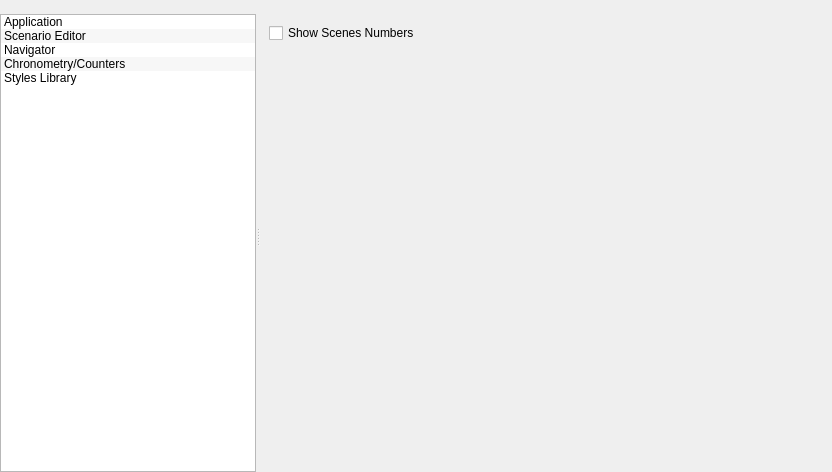
dimkanovikov/KITScenarist, file src/bin/Scenarist/UserInterfaceLayer/Settings/SettingsView.ui: the form before one commit.
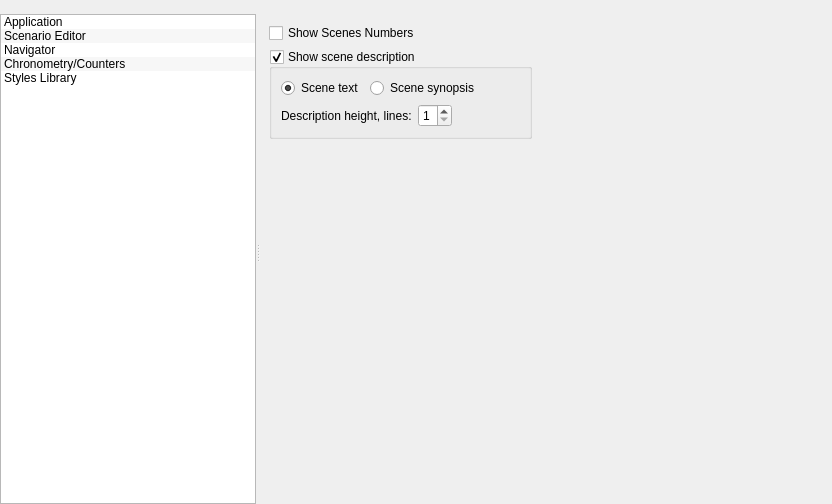
The form after the commit. The open tabs and pages were chosen to show the change. Icons and pictures are not drawn.

What changed in the file:
```diff
--- a/src/bin/Scenarist/UserInterfaceLayer/Settings/SettingsView.ui
+++ b/src/bin/Scenarist/UserInterfaceLayer/Settings/SettingsView.ui
@@ -7,7 +7,7 @@
     <x>0</x>
     <y>0</y>
     <width>832</width>
-    <height>472</height>
+    <height>504</height>
    </rect>
   </property>
   <property name="windowTitle">
@@ -1194,7 +1194,7 @@
                 </property>
                </widget>
               </item>
-              <item row="1" column="0">
+              <item row="2" column="0">
                <spacer name="verticalSpacer_3">
                 <property name="orientation">
                  <enum>Qt::Vertical</enum>
@@ -1207,6 +1207,105 @@
                 </property>
                </spacer>
               </item>
+              <item row="1" column="0">
+               <widget class="QGroupBox" name="showSceneDescription">
+                <property name="sizePolicy">
+                 <sizepolicy hsizetype="Fixed" vsizetype="Preferred">
+                  <horstretch>0</horstretch>
+                  <verstretch>0</verstretch>
+                 </sizepolicy>
+                </property>
+                <property name="title">
+                 <string>Show scene description</string>
+                </property>
+                <property name="checkable">
+                 <bool>true</bool>
+                </property>
+                <layout class="QGridLayout" name="gridLayout_6">
+                 <item row="0" column="0">
+                  <layout class="QHBoxLayout" name="horizontalLayout_9">
+                   <item>
+                    <widget class="QRadioButton" name="sceneDescriptionIsSceneText">
+                     <property name="text">
+                      <string>Scene text</string>
+                     </property>
+                     <property name="checked">
+                      <bool>true</bool>
+                     </property>
+                    </widget>
+                   </item>
+                   <item>
+                    <widget class="QRadioButton" name="sceneDescriptionIsSceneSynopsis">
+                     <property name="text">
+                      <string>Scene synopsis</string>
+                     </property>
+                    </widget>
+                   </item>
+                   <item>
+                    <spacer name="horizontalSpacer_19">
+                     <property name="orientation">
+                      <enum>Qt::Horizontal</enum>
+                     </property>
+                     <property name="sizeHint" stdset="0">
+                      <size>
+                       <width>40</width>
+                       <height>20</height>
+                      </size>
+                     </property>
+                    </spacer>
+                   </item>
+                  </layout>
+                 </item>
+                 <item row="1" column="0">
+                  <layout class="QHBoxLayout" name="horizontalLayout_10">
+                   <item>
+                    <widget class="QLabel" name="label_30">
+                     <property name="text">
+                      <string>Description height, lines:</string>
+                     </property>
+                    </widget>
+                   </item>
+                   <item>
+                    <widget class="QSpinBox" name="sceneDescriptionHeight">
+                     <property name="minimum">
+                      <number>1</number>
+                     </property>
+                     <property name="maximum">
+                      <number>5</number>
+                     </property>
+                    </widget>
+                   </item>
+                   <item>
+                    <spacer name="horizontalSpacer_21">
+                     <property name="orientation">
+                      <enum>Qt::Horizontal</enum>
+                     </property>
+                     <property name="sizeHint" stdset="0">
+                      <size>
+                       <width>40</width>
+                       <height>20</height>
+                      </size>
+                     </property>
+                    </spacer>
+                   </item>
+                  </layout>
+                 </item>
+                </layout>
+               </widget>
+              </item>
+              <item row="0" column="1">
+               <spacer name="horizontalSpacer_20">
+                <property name="orientation">
+                 <enum>Qt::Horizontal</enum>
+                </property>
+                <property name="sizeHint" stdset="0">
+                 <size>
+                  <width>40</width>
+                  <height>20</height>
+                 </size>
+                </property>
+               </spacer>
+              </item>
              </layout>
             </widget>
            </item>
```
Left out of the diff: 2 changed lines with no effect on the pictures.
